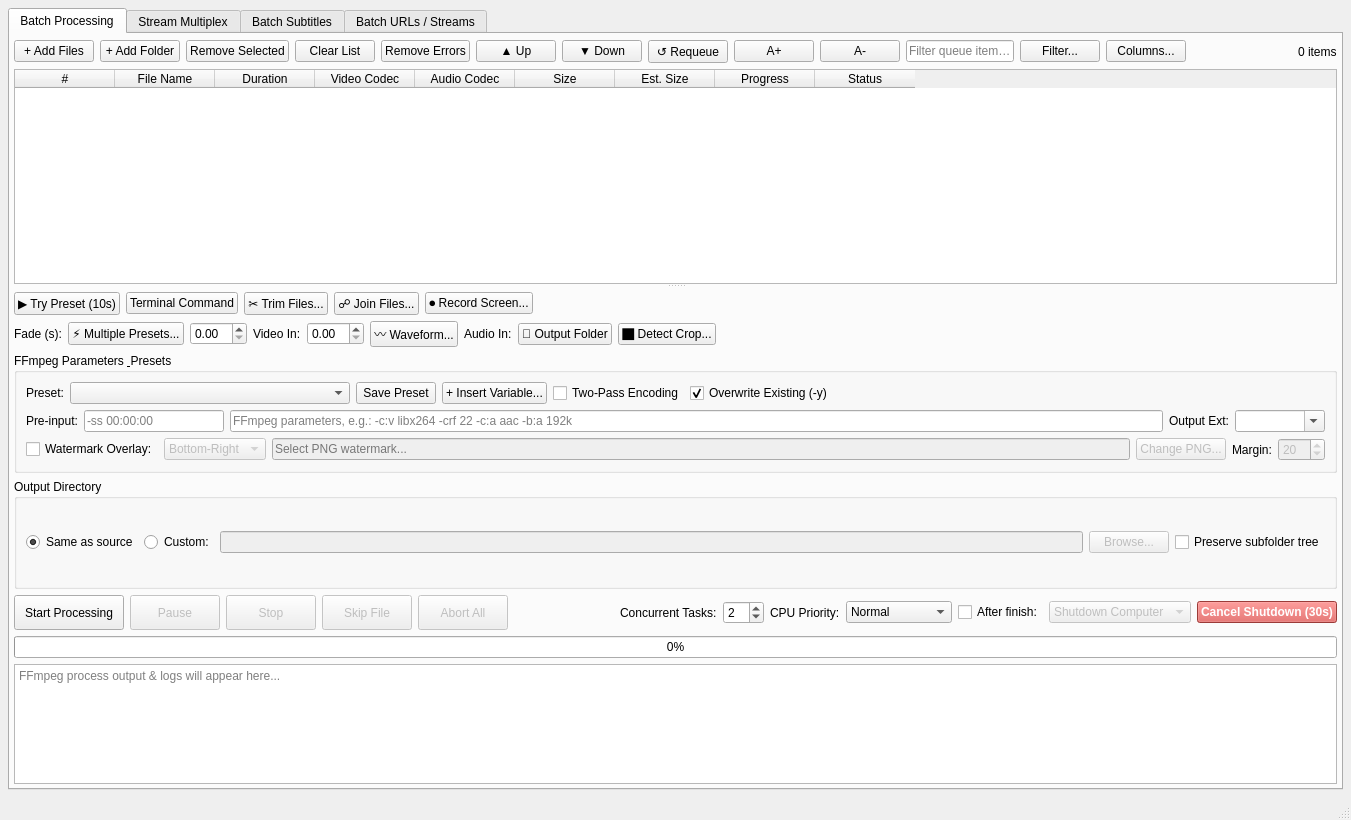
Old version of the form ui/main_window.ui in the repository Arean82/FFmpeg-Modular-Batch-GUI.
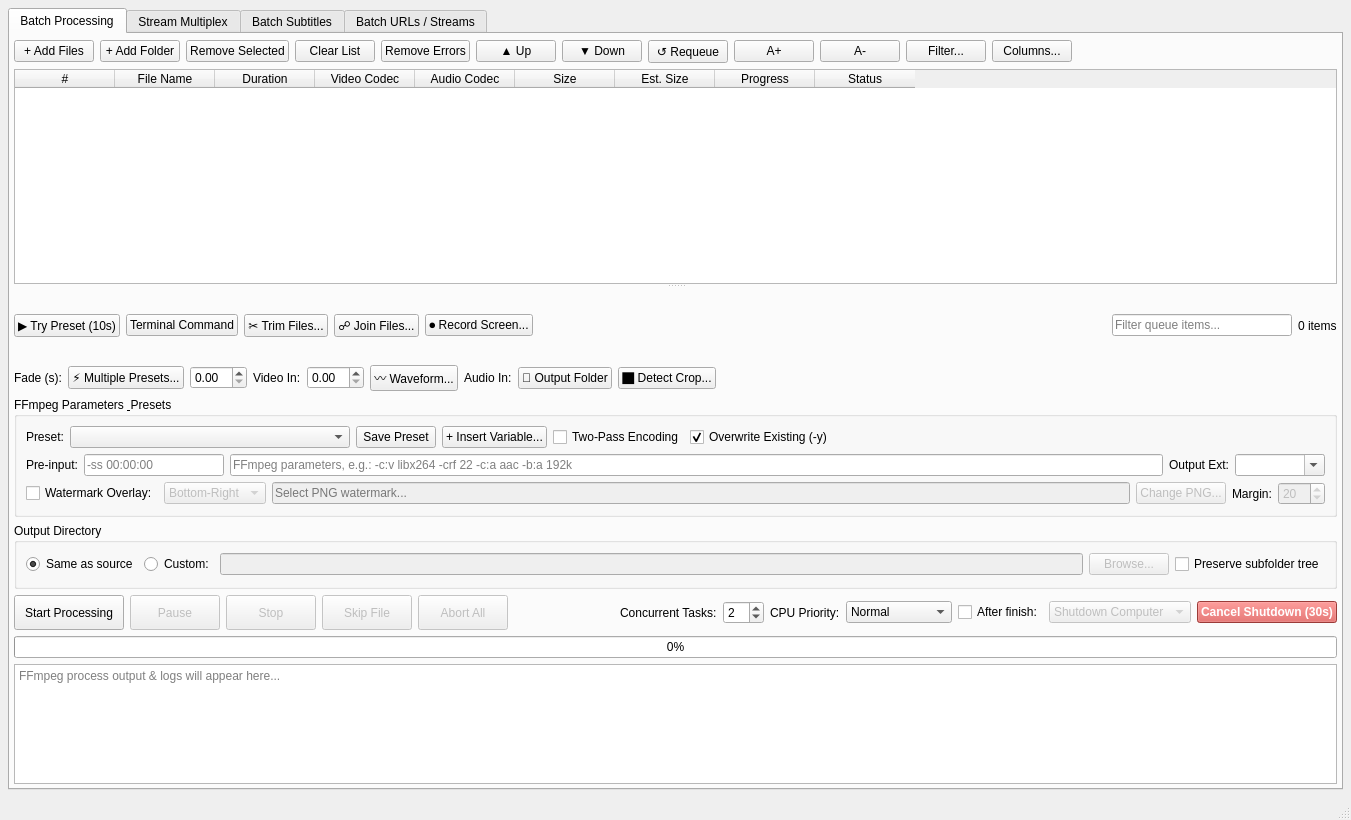
New version of the form.

Commit message: feat(ui): add multi-engine theming, DPI font autoscaling, and maximized layout guard

```diff
--- a/ui/main_window.ui
+++ b/ui/main_window.ui
@@ -161,22 +161,6 @@
                 </property>
                </widget>
               </item>
-              <item>
-               <widget class="QLineEdit" name="txtFilterQueue">
-                <property name="maximumSize">
-                 <size>
-                  <width>180</width>
-                  <height>16777215</height>
-                 </size>
-                </property>
-                <property name="placeholderText">
-                 <string>Filter queue items...</string>
-                </property>
-                <property name="clearButtonEnabled">
-                 <bool>true</bool>
-                </property>
-               </widget>
-              </item>
               <item>
                <widget class="QPushButton" name="btnAdvancedFilter">
                 <property name="toolTip">
@@ -210,13 +194,6 @@
                 </property>
                </spacer>
               </item>
-              <item>
-               <widget class="QLabel" name="lblItemCount">
-                <property name="text">
-                 <string>0 items</string>
-                </property>
-               </widget>
-              </item>
              </layout>
             </item>
             <item>
@@ -349,6 +326,29 @@
                 </property>
                </spacer>
               </item>
+              <item>
+               <widget class="QLineEdit" name="txtFilterQueue">
+                <property name="maximumSize">
+                 <size>
+                  <width>180</width>
+                  <height>16777215</height>
+                 </size>
+                </property>
+                <property name="placeholderText">
+                 <string>Filter queue items...</string>
+                </property>
+                <property name="clearButtonEnabled">
+                 <bool>true</bool>
+                </property>
+               </widget>
+              </item>
+              <item>
+               <widget class="QLabel" name="lblItemCount">
+                <property name="text">
+                 <string>0 items</string>
+                </property>
+               </widget>
+              </item>
              </layout>
             </item>
             <item>
```
The commit also changes 4 other files.
